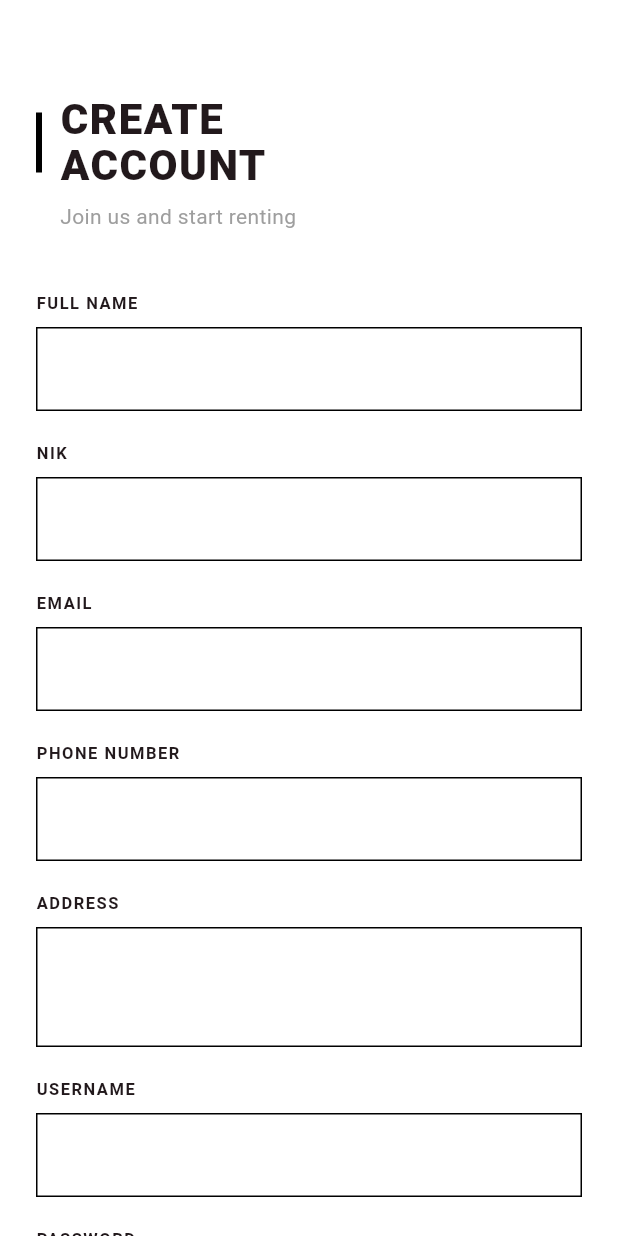
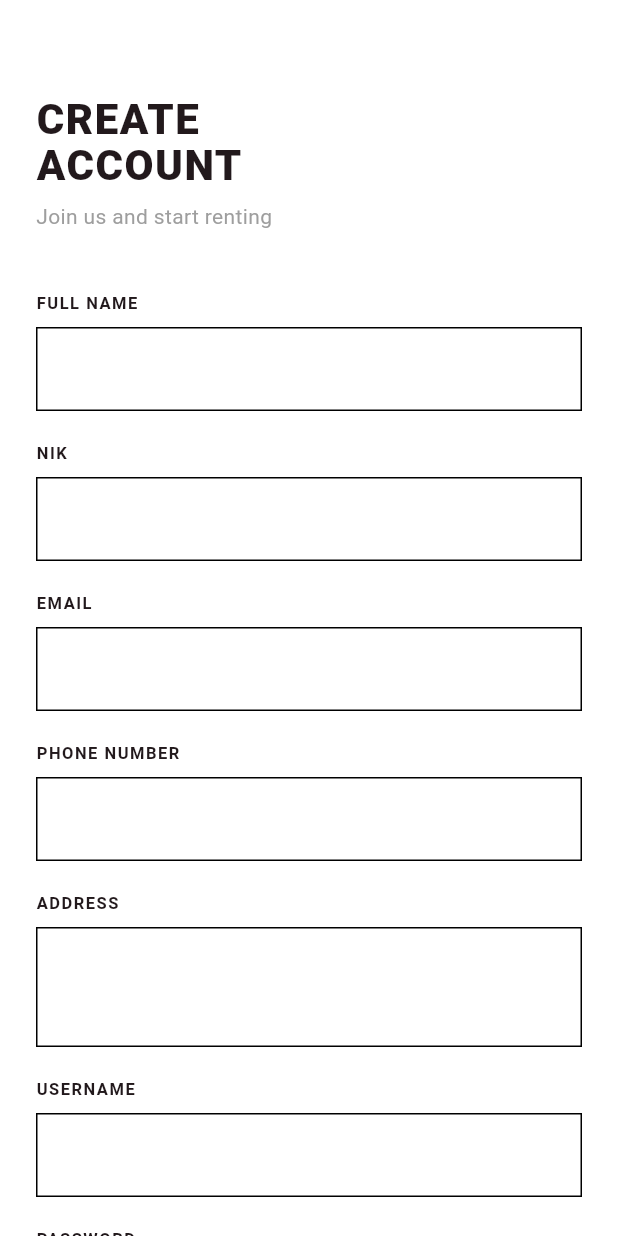
Before and after one commit to Naily1st/utspam_c3_5b_0029, a Flutter app: the screen it shows after launch, after a tap on "LOGIN", after a tap on "REGISTER", on a phone screen of 412 x 824 dp. Run offline on Flutter 3.47's test engine with Material 3 defaults, Android fonts, the phone set to English and light mode, and no system bars; our stand-ins replace shared_preferences, sqflite; accounts and stored records are empty.

Commit message:
hapus dekorasi

```diff
--- a/lib/pages/login_page.dart
+++ b/lib/pages/login_page.dart
@@ -82,10 +82,6 @@ class _LoginPageState extends State<LoginPage> {
                 crossAxisAlignment: CrossAxisAlignment.stretch,
                 children: [
                   const SizedBox(height: 60),
-                  Row(
-                    children: [
-                      Container(width: 4, height: 40, color: Colors.black),
-                      const SizedBox(width: 12),
                   const Text(
                     'WELCOME\nBACK',
                     style: TextStyle(
@@ -95,15 +91,10 @@ class _LoginPageState extends State<LoginPage> {
                       letterSpacing: 1,
                     ),
                   ),
-                    ],
-                  ),
                   const SizedBox(height: 8),
-                  const Padding(
-                    padding: EdgeInsets.only(left: 16),
-                    child: Text(
+                  const Text(
                     'Login to continue',
                     style: TextStyle(fontSize: 14, color: Colors.grey),
-                    ),
                   ),
                   const SizedBox(height: 60),
                   _buildTextField(
--- a/lib/pages/register_page.dart
+++ b/lib/pages/register_page.dart
@@ -154,10 +154,6 @@ class _RegisterPageState extends State<RegisterPage> {
                 crossAxisAlignment: CrossAxisAlignment.stretch,
                 children: [
                   const SizedBox(height: 40),
-                  Row(
-                    children: [
-                      Container(width: 4, height: 40, color: Colors.black),
-                      const SizedBox(width: 12),
                   const Text(
                     'CREATE\nACCOUNT',
                     style: TextStyle(
@@ -167,15 +163,10 @@ class _RegisterPageState extends State<RegisterPage> {
                       letterSpacing: 1,
                     ),
                   ),
-                    ],
-                  ),
                   const SizedBox(height: 8),
-                  const Padding(
-                    padding: EdgeInsets.only(left: 16),
-                    child: Text(
+                  const Text(
                     'Join us and start renting',
                     style: TextStyle(fontSize: 14, color: Colors.grey),
-                    ),
                   ),
                   const SizedBox(height: 40),
                   _buildTextField(
```
Lines whose indentation alone changed are shown as unchanged.
